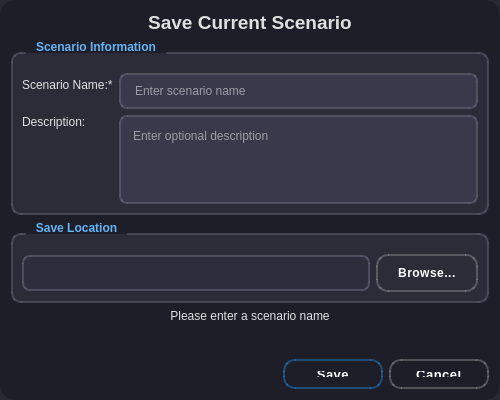
Qt form csavescenariodialog.ui (shridharbhandiwad/Zoppler_MissionPlannerQt) before a commit.
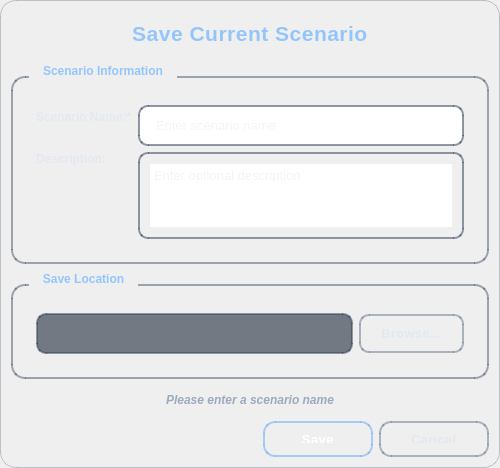
The same form after that commit.

Commit message: Refactor: Update UI styles for a modern dark theme

What changed in the file:
```diff
--- a/csavescenariodialog.ui
+++ b/csavescenariodialog.ui
@@ -15,53 +15,101 @@
   </property>
   <property name="styleSheet">
    <string notr="true">QDialog {
-    background-color: rgba(30, 30, 40, 0.95);
-    border-radius: 15px;
+    background: qlineargradient(x1:0, y1:0, x2:0, y2:1,
+                                stop:0 rgba(15, 23, 42, 0.98),
+                                stop:0.5 rgba(30, 41, 59, 0.98),
+                                stop:1 rgba(15, 23, 42, 0.98));
+    border-radius: 16px;
+    border: 1px solid rgba(71, 85, 105, 0.3);
 }
 QGroupBox {
-    background-color: rgba(50, 50, 65, 0.7);
-    border: 2px solid rgba(100, 100, 120, 0.5);
-    border-radius: 10px;
-    margin-top: 12px;
-    padding-top: 10px;
-    font-weight: bold;
-    color: #E0E0E0;
+    background: qlineargradient(x1:0, y1:0, x2:0, y2:1,
+                                stop:0 rgba(30, 41, 59, 0.85),
+                                stop:1 rgba(51, 65, 85, 0.85));
+    border: 2px solid rgba(71, 85, 105, 0.5);
+    border-radius: 14px;
+    margin-top: 14px;
+    padding: 18px 14px 14px 14px;
+    font-weight: 700;
+    color: rgba(226, 232, 240, 0.95);
 }
 QGroupBox::title {
     subcontrol-origin: margin;
     subcontrol-position: top left;
-    left: 15px;
-    padding: 0 8px;
-    color: #64B5F6;
+    left: 18px;
+    padding: 2px 12px;
+    color: rgba(147, 197, 253, 1);
+    font-size: 11pt;
+    font-weight: 700;
 }
 QLabel {
-    color: #E0E0E0;
+    color: rgba(226, 232, 240, 0.9);
+    font-weight: 500;
+}
+QLabel#label_Title {
+    color: rgba(147, 197, 253, 1);
+    font-size: 16pt;
+    font-weight: 700;
+    padding: 10px;
+    letter-spacing: 0.5px;
+}
+QLabel#label_Status {
+    color: rgba(148, 163, 184, 0.9);
+    font-style: italic;
+    padding: 8px;
 }
 QLineEdit {
-    background-color: rgba(60, 60, 80, 0.8);
-    border: 2px solid rgba(100, 100, 120, 0.6);
-    border-radius: 8px;
-    padding: 8px 12px;
-    color: white;
-    selection-background-color: rgba(33, 150, 243, 0.7);
+    background: qlineargradient(x1:0, y1:0, x2:0, y2:1,
+                                stop:0 rgba(30, 41, 59, 0.95),
+                                stop:1 rgba(15, 23, 42, 0.95));
+    border: 2px solid rgba(71, 85, 105, 0.6);
+    border-radius: 10px;
+    padding: 10px 14px;
+    color: rgba(226, 232, 240, 0.95);
+    font-size: 10pt;
+    selection-background-color: rgba(59, 130, 246, 0.6);
 }
 QLineEdit:focus {
     border: 2px solid rgba(33, 150, 243, 0.8);
 }
 QLineEdit:read-only {
-    background-color: rgba(45, 45, 60, 0.6);
-    color: #B0B0B0;
+    background: rgba(30, 41, 59, 0.6);
+    color: rgba(148, 163, 184, 0.8);
+    border: 2px solid rgba(51, 65, 85, 0.5);
+}
+QLineEdit::placeholder {
+    color: rgba(100, 116, 139, 0.7);
 }
 QTextEdit {
-    background-color: rgba(60, 60, 80, 0.8);
-    border: 2px solid rgba(100, 100, 120, 0.6);
-    border-radius: 8px;
-    padding: 8px;
-    color: white;
-    selection-background-color: rgba(33, 150, 243, 0.7);
+    background: qlineargradient(x1:0, y1:0, x2:0, y2:1,
+                                stop:0 rgba(30, 41, 59, 0.95),
+                                stop:1 rgba(15, 23, 42, 0.95));
+    border: 2px solid rgba(71, 85, 105, 0.6);
+    border-radius: 10px;
+    padding: 10px;
+    color: rgba(226, 232, 240, 0.95);
+    font-size: 10pt;
+    selection-background-color: rgba(59, 130, 246, 0.6);
 }
 QTextEdit:focus {
-    border: 2px solid rgba(33, 150, 243, 0.8);
+    border: 2px solid rgba(96, 165, 250, 0.8);
+}
+QScrollBar:vertical {
+    width: 8px;
+    background: rgba(30, 41, 59, 0.5);
+    border-radius: 4px;
+    margin: 2px;
+}
+QScrollBar::handle:vertical {
+    background: rgba(71, 85, 105, 0.8);
+    min-height: 25px;
+    border-radius: 4px;
+}
+QScrollBar::handle:vertical:hover {
+    background: rgba(100, 116, 139, 0.9);
+}
+QScrollBar::add-line:vertical, QScrollBar::sub-line:vertical {
+    height: 0px;
 }</string>
   </property>
   <layout class="QVBoxLayout" name="verticalLayout">
@@ -147,15 +195,16 @@
           <property name="styleSheet">
            <string notr="true">QPushButton {
     background: qlineargradient(x1:0, y1:0, x2:0, y2:1,
-                                stop:0 rgba(158, 158, 158, 0.75),
-                                stop:0.5 rgba(141, 141, 141, 0.75),
-                                stop:1 rgba(117, 117, 117, 0.75));
-    border: 2px solid rgba(158, 158, 158, 0.4);
-    color: white;
+                                stop:0 rgba(71, 85, 105, 0.95),
+                                stop:0.4 rgba(51, 65, 85, 0.95),
+                                stop:1 rgba(30, 41, 59, 0.95));
+    border: 2px solid rgba(100, 116, 139, 0.5);
+    color: rgba(226, 232, 240, 0.95);
     padding: 10px 20px;
-    border-radius: 12px;
+    border-radius: 10px;
     font-weight: 600;
-    letter-spacing: 0.5px;
+    font-size: 10pt;
+    letter-spacing: 0.3px;
 }
 QPushButton:hover {
     background: qlineargradient(x1:0, y1:0, x2:0, y2:1,
@@ -224,8 +273,8 @@
       <widget class="QPushButton" name="pushButton_Save">
        <property name="minimumSize">
         <size>
-         <width>100</width>
-         <height>30</height>
+         <width>110</width>
+         <height>36</height>
         </size>
        </property>
        <property name="font">
@@ -237,14 +286,14 @@
        <property name="styleSheet">
         <string notr="true">QPushButton {
     background: qlineargradient(x1:0, y1:0, x2:0, y2:1,
-                                stop:0 rgba(33, 150, 243, 0.8),
-                                stop:0.5 rgba(30, 136, 229, 0.8),
-                                stop:1 rgba(25, 118, 210, 0.8));
-    border: 2px solid rgba(33, 150, 243, 0.4);
+                                stop:0 rgba(59, 130, 246, 0.95),
+                                stop:0.4 rgba(37, 99, 235, 0.95),
+                                stop:1 rgba(29, 78, 216, 0.95));
+    border: 2px solid rgba(96, 165, 250, 0.5);
     color: white;
-    padding: 10px 24px;
+    padding: 12px 28px;
     border-radius: 12px;
-    font-weight: 600;
+    font-weight: 700;
     letter-spacing: 0.5px;
 }
 QPushButton:hover {
@@ -263,10 +312,10 @@
 }
 QPushButton:disabled {
     background: qlineargradient(x1:0, y1:0, x2:0, y2:1,
-                                stop:0 rgba(189, 189, 189, 0.6),
-                                stop:1 rgba(158, 158, 158, 0.6));
-    border: 2px solid rgba(189, 189, 189, 0.3);
-    color: rgba(255, 255, 255, 0.4);
+                                stop:0 rgba(71, 85, 105, 0.7),
+                                stop:1 rgba(51, 65, 85, 0.7));
+    border: 2px solid rgba(71, 85, 105, 0.3);
+    color: rgba(255, 255, 255, 0.35);
 }</string>
        </property>
        <property name="text">
@@ -278,8 +327,8 @@
       <widget class="QPushButton" name="pushButton_Cancel">
        <property name="minimumSize">
         <size>
-         <width>100</width>
-         <height>30</height>
+         <width>110</width>
+         <height>36</height>
         </size>
        </property>
        <property name="font">
@@ -291,14 +340,14 @@
        <property name="styleSheet">
         <string notr="true">QPushButton {
     background: qlineargradient(x1:0, y1:0, x2:0, y2:1,
-                                stop:0 rgba(158, 158, 158, 0.75),
-                                stop:0.5 rgba(141, 141, 141, 0.75),
-                                stop:1 rgba(117, 117, 117, 0.75));
-    border: 2px solid rgba(158, 158, 158, 0.4);
-    color: white;
-    padding: 10px 24px;
+                                stop:0 rgba(71, 85, 105, 0.95),
+                                stop:0.4 rgba(51, 65, 85, 0.95),
+                                stop:1 rgba(30, 41, 59, 0.95));
+    border: 2px solid rgba(100, 116, 139, 0.5);
+    color: rgba(226, 232, 240, 0.95);
+    padding: 12px 28px;
     border-radius: 12px;
-    font-weight: 600;
+    font-weight: 700;
     letter-spacing: 0.5px;
 }
 QPushButton:hover {
```
Left out of the diff: 53 changed lines with no effect on the pictures. The commit also changes 5 other files.
